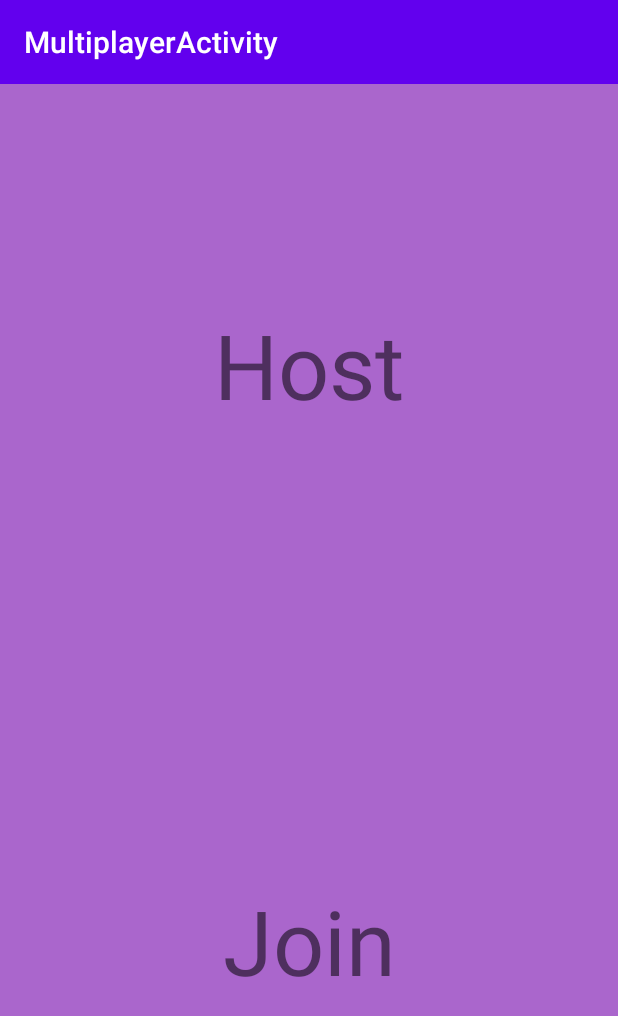
After one commit to lacus6999/LegkiralyabbAndroidGame, an Android app: the MultiPlayerActivity screen opened directly, with no data from a screen before it, on a phone screen of 412 x 824 dp. The commit adds this screen. Shown: the top 1016 px of the screen. Run offline under Robolectric (Android 15) with nearby library versions, the phone set to English and light mode, and no system bars.

Commit message:
setup bluetooth connection

```diff
--- a/app/src/main/java/com/example/legkiralyabbandroidgamev3/MainActivity.java
+++ b/app/src/main/java/com/example/legkiralyabbandroidgamev3/MainActivity.java
@@ -7,7 +7,7 @@ import android.view.View;
 import androidx.annotation.Nullable;
 import androidx.appcompat.app.AppCompatActivity;
 
-import com.example.legkiralyabbandroidgamev3.bluetooth.BluetoothActivity;
+import com.example.legkiralyabbandroidgamev3.multiplayer.MultiPlayerActivity;
 
 
 public class MainActivity extends AppCompatActivity {
@@ -20,7 +20,7 @@ public class MainActivity extends AppCompatActivity {
         findViewById(R.id.play).setOnClickListener(new View.OnClickListener() {
             @Override
             public void onClick(View v) {
-                startActivity(new Intent(MainActivity.this, BluetoothActivity.class));
+                startActivity(new Intent(MainActivity.this, MultiPlayerActivity.class));
             }
         });
     }
--- /dev/null
+++ b/app/src/main/java/com/example/legkiralyabbandroidgamev3/multiplayer/MultiPlayerActivity.java
@@ -0,0 +1,34 @@
+package com.example.legkiralyabbandroidgamev3.multiplayer;
+
+import android.content.Intent;
+import android.os.Bundle;
+import android.view.View;
+
+import androidx.appcompat.app.AppCompatActivity;
+
+import com.example.legkiralyabbandroidgamev3.BluetoothHostActivity;
+import com.example.legkiralyabbandroidgamev3.R;
+
+public class MultiPlayerActivity extends AppCompatActivity {
+
+
+    @Override
+    protected void onCreate(Bundle savedInstanceState) {
+        super.onCreate(savedInstanceState);
+        setContentView(R.layout.activity_multiplayer);
+
+        findViewById(R.id.multiplayer_textview_host).setOnClickListener(new View.OnClickListener() {
+            @Override
+            public void onClick(View v) {
+                startActivity(new Intent(MultiPlayerActivity.this, BluetoothHostActivity.class));
+            }
+        });
+        findViewById(R.id.multiplayer_textview_join).setOnClickListener(new View.OnClickListener() {
+            @Override
+            public void onClick(View v) {
+                startActivity(new Intent(MultiPlayerActivity.this, BluetoothJoinActivity.class));
+            }
+        });
+
+    }
+}
--- /dev/null
+++ b/app/src/main/res/layout/activity_multiplayer.xml
@@ -0,0 +1,36 @@
+<?xml version="1.0" encoding="utf-8"?>
+<RelativeLayout xmlns:android="http://schemas.android.com/apk/res/android"
+    xmlns:app="http://schemas.android.com/apk/res-auto"
+    xmlns:tools="http://schemas.android.com/tools"
+    android:layout_width="match_parent"
+    android:layout_height="match_parent"
+    android:background="@android:color/holo_purple"
+    android:padding="@dimen/box_inset_layout_padding"
+    tools:context=".multiplayer.MultiPlayerActivity"
+    tools:deviceIds="wear">
+
+    <LinearLayout
+        android:layout_width="match_parent"
+        android:layout_height="match_parent"
+        android:baselineAligned="false"
+        android:gravity="center_vertical"
+        android:orientation="vertical">
+
+        <TextView
+            android:id="@+id/multiplayer_textview_host"
+            android:layout_width="match_parent"
+            android:layout_height="374dp"
+            android:gravity="center|center_vertical"
+            android:text="Host"
+            android:textSize="60sp" />
+
+        <TextView
+            android:id="@+id/multiplayer_textview_join"
+            android:layout_width="match_parent"
+            android:layout_height="match_parent"
+            android:gravity="center|center_vertical"
+            android:text="Join"
+            android:textSize="60sp" />
+    </LinearLayout>
+
+</RelativeLayout>
--- a/app/src/main/res/layout/activity_bluetooth.xml
+++ b/app/src/main/res/layout/activity_multiplayer_join.xml
@@ -4,7 +4,7 @@
     android:layout_width="match_parent"
     android:layout_height="match_parent"
     android:background="#0099cc"
-    tools:context="com.bluetooth.BluetoothActivity">
+    tools:context="com.example.legkiralyabbandroidgamev3.multiplayer.BluetoothJoinActivity">
 
     <ImageView
         android:layout_width="match_parent"
--- /dev/null
+++ b/app/src/main/res/values-round/strings.xml
@@ -0,0 +1,3 @@
+<resources>
+    <string name="hello_world">Hello Round World!</string>
+</resources>
```
Also changed, not shown: app/src/main/AndroidManifest.xml (+15 -5 lines), app/src/main/java/com/example/legkiralyabbandroidgamev3/BluetoothHostActivity.java (added, +102 -0 lines), app/src/main/java/com/example/legkiralyabbandroidgamev3/bluetooth/BluetoothActivity.java (deleted, +0 -73 lines), app/src/main/java/com/example/legkiralyabbandroidgamev3/multiplayer/BluetoothJoinActivity.java (added, +143 -0 lines), app/src/main/java/com/example/legkiralyabbandroidgamev3/multiplayer/BluetoothTextView.java (renamed from app/src/main/java/com/example/legkiralyabbandroidgamev3/bluetooth/BluetoothTextView.java, +7 -16 lines), app/src/main/res/layout/activity_bluetooth_host.xml (added, +12 -0 lines), app/src/main/res/values/dimens.xml (added, +15 -0 lines), app/src/main/res/values/strings.xml (+7 -0 lines).
